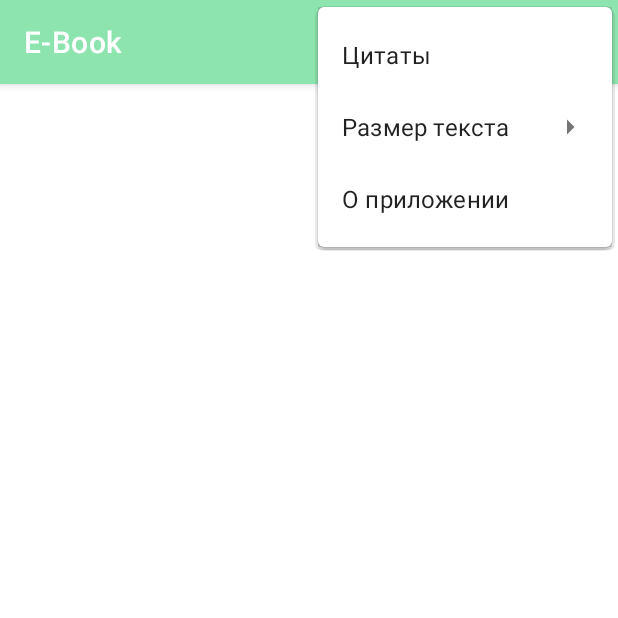
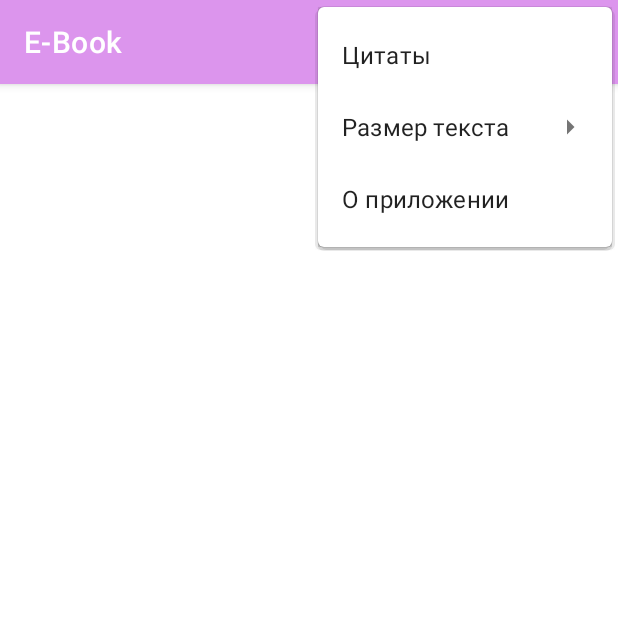
Before and after one commit to EgorKovalev14/FinalProject, an Android app: the screen it shows after launch (MainActivity), with the options menu open, on a phone screen of 412 x 824 dp, the top half of it. Run offline under Robolectric (Android 15) with nearby library versions, the phone set to English and light mode, and no system bars; 1 statement that could not run was skipped.

Commit message:
ура почти почти

```diff
--- a/app/src/main/AndroidManifest.xml
+++ b/app/src/main/AndroidManifest.xml
@@ -94,6 +94,9 @@
         <activity
             android:name=".QuoteActivity">
         </activity>
+        <activity
+            android:name=".AboutActivity">
+        </activity>
 
 
     </application>
--- a/app/src/main/java/ru/samsung/finalproject/MainActivity.java
+++ b/app/src/main/java/ru/samsung/finalproject/MainActivity.java
@@ -165,6 +165,8 @@ public class MainActivity extends AppCompatActivity implements AdapterView.OnIte
             case R.id.text_small:
                 text_size=14;
             case R.id.about_app:
+                Intent intent1 = new Intent(MainActivity.this, AboutActivity.class);
+                startActivity(intent1);
 
         }
         return true;
--- a/app/src/main/res/values/colors.xml
+++ b/app/src/main/res/values/colors.xml
@@ -1,8 +1,8 @@
 <?xml version="1.0" encoding="utf-8"?>
 <resources>
     <color name="purple_200">#FFBB86FC</color>
-    <color name="purple_500">#FF8EE4AF</color>
-    <color name="purple_700">#FF8EE4AF</color>
+    <color name="purple_500">#FFdc95ed</color>
+    <color name="purple_700">#FFdc95ed</color>
     <color name="teal_200">#FF03DAC5</color>
     <color name="teal_700">#FF018786</color>
     <color name="black">#FF000000</color>
```
